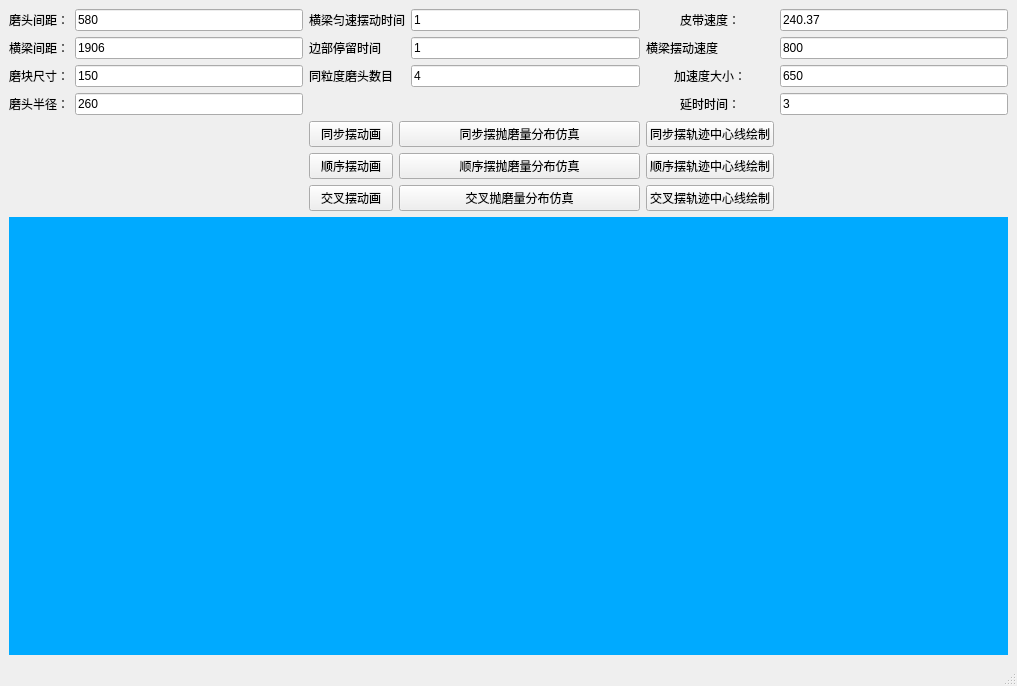
This is double_sim.ui in wuheideyun/PolishingParameterNew as Qt 5 draws it before an edit. The edited form follows.
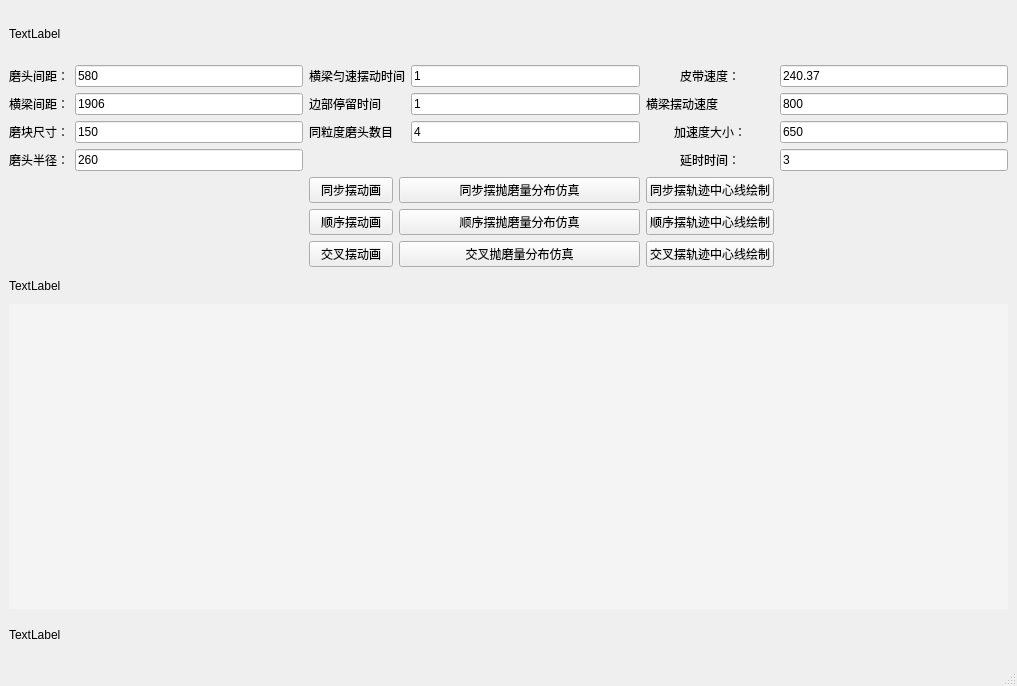
This is the edited form.

```diff
--- a/double_sim.ui
+++ b/double_sim.ui
@@ -15,112 +15,91 @@
   </property>
   <widget class="QWidget" name="centralwidget">
    <layout class="QGridLayout" name="gridLayout">
-    <item row="5" column="2">
-     <widget class="QPushButton" name="Button_animation_order">
+    <item row="1" column="1">
+     <widget class="QLineEdit" name="lineEdit_between">
       <property name="text">
-       <string>顺序摆动画</string>
+       <string>580</string>
       </property>
      </widget>
     </item>
-    <item row="1" column="2" colspan="2">
-     <widget class="QLabel" name="label_stay_time">
+    <item row="4" column="0">
+     <widget class="QLabel" name="label_radius">
       <property name="text">
-       <string>边部停留时间</string>
+       <string>&lt;html&gt;&lt;head/&gt;&lt;body&gt;&lt;p align=&quot;center&quot;&gt;磨头半径：&lt;/p&gt;&lt;/body&gt;&lt;/html&gt;</string>
       </property>
      </widget>
     </item>
-    <item row="0" column="7">
-     <widget class="QLineEdit" name="lineEdit_belt_speed">
-      <property name="text">
-       <string>240.37</string>
-      </property>
-     </widget>
-    </item>
-    <item row="3" column="1">
+    <item row="4" column="1">
      <widget class="QLineEdit" name="lineEdit_radius">
       <property name="text">
        <string>260</string>
       </property>
      </widget>
     </item>
-    <item row="6" column="6">
-     <widget class="QPushButton" name="Button_middle_line_cross">
+    <item row="1" column="6">
+     <widget class="QLabel" name="label_belt_speed">
       <property name="text">
-       <string>交叉摆轨迹中心线绘制</string>
+       <string>&lt;html&gt;&lt;head/&gt;&lt;body&gt;&lt;p align=&quot;center&quot;&gt;皮带速度：&lt;/p&gt;&lt;/body&gt;&lt;/html&gt;</string>
       </property>
      </widget>
     </item>
-    <item row="4" column="6">
-     <widget class="QPushButton" name="Button_middle_line_equal">
+    <item row="3" column="0">
+     <widget class="QLabel" name="label_mod_size">
       <property name="text">
-       <string>同步摆轨迹中心线绘制</string>
+       <string>&lt;html&gt;&lt;head/&gt;&lt;body&gt;&lt;p align=&quot;center&quot;&gt;磨块尺寸：&lt;/p&gt;&lt;/body&gt;&lt;/html&gt;</string>
       </property>
      </widget>
     </item>
-    <item row="1" column="0">
+    <item row="10" column="0" colspan="8">
+     <widget class="QWidget" name="widget" native="true">
+      <property name="styleSheet">
+       <string notr="true">background-color: rgb(244, 244, 244);</string>
+      </property>
+     </widget>
+    </item>
+    <item row="2" column="0">
      <widget class="QLabel" name="label_beam_between">
       <property name="text">
        <string>&lt;html&gt;&lt;head/&gt;&lt;body&gt;&lt;p align=&quot;center&quot;&gt;横梁间距：&lt;/p&gt;&lt;/body&gt;&lt;/html&gt;</string>
       </property>
      </widget>
     </item>
-    <item row="1" column="6">
+    <item row="2" column="6">
      <widget class="QLabel" name="label_beam_speed">
       <property name="text">
        <string>&lt;html&gt;&lt;head/&gt;&lt;body&gt;&lt;p&gt;横梁摆动速度&lt;/p&gt;&lt;/body&gt;&lt;/html&gt;</string>
       </property>
      </widget>
     </item>
-    <item row="2" column="6">
-     <widget class="QLabel" name="label_accelate_speed">
+    <item row="7" column="2">
+     <widget class="QPushButton" name="Button_animation_order">
       <property name="text">
-       <string>&lt;html&gt;&lt;head/&gt;&lt;body&gt;&lt;p align=&quot;center&quot;&gt;加速度大小：&lt;/p&gt;&lt;/body&gt;&lt;/html&gt;</string>
+       <string>顺序摆动画</string>
       </property>
      </widget>
     </item>
-    <item row="4" column="2">
-     <widget class="QPushButton" name="Button_animation_equal">
+    <item row="8" column="6">
+     <widget class="QPushButton" name="Button_middle_line_cross">
       <property name="text">
-       <string>同步摆动画</string>
+       <string>交叉摆轨迹中心线绘制</string>
       </property>
      </widget>
     </item>
-    <item row="2" column="1">
-     <widget class="QLineEdit" name="lineEdit_grind_size">
-      <property name="text">
-       <string>150</string>
-      </property>
-     </widget>
-    </item>
-    <item row="0" column="2" colspan="3">
-     <widget class="QLabel" name="label_beam_constant_time">
-      <property name="text">
-       <string>横梁匀速摆动时间</string>
-      </property>
-     </widget>
-    </item>
-    <item row="4" column="3" colspan="3">
+    <item row="6" column="3" colspan="3">
      <widget class="QPushButton" name="Button_simulation_equal">
       <property name="text">
        <string>同步摆抛磨量分布仿真</string>
       </property>
      </widget>
     </item>
-    <item row="0" column="1">
-     <widget class="QLineEdit" name="lineEdit_between">
+    <item row="3" column="1">
+     <widget class="QLineEdit" name="lineEdit_grind_size">
       <property name="text">
-       <string>580</string>
+       <string>150</string>
       </property>
      </widget>
     </item>
-    <item row="0" column="5">
-     <widget class="QLineEdit" name="lineEdit_constant_time">
-      <property name="text">
-       <string>1</string>
-      </property>
-     </widget>
-    </item>
-    <item row="5" column="6">
+    <item row="7" column="6">
      <widget class="QPushButton" name="Button_middle_line_order">
       <property name="text">
        <string>顺序摆轨迹中心线绘制</string>
@@ -128,114 +107,192 @@
      </widget>
     </item>
     <item row="2" column="7">
-     <widget class="QLineEdit" name="lineEdit_a_speed">
-      <property name="text">
-       <string>650</string>
-      </property>
-     </widget>
-    </item>
-    <item row="6" column="3" colspan="3">
-     <widget class="QPushButton" name="Button_simulation_cross">
-      <property name="text">
-       <string>交叉抛磨量分布仿真</string>
-      </property>
-     </widget>
-    </item>
-    <item row="0" column="0">
-     <widget class="QLabel" name="label_gap">
-      <property name="text">
-       <string>&lt;html&gt;&lt;head/&gt;&lt;body&gt;&lt;p align=&quot;center&quot;&gt;磨头间距：&lt;/p&gt;&lt;/body&gt;&lt;/html&gt;</string>
-      </property>
-     </widget>
-    </item>
-    <item row="5" column="3" colspan="3">
-     <widget class="QPushButton" name="Button_simulation_order">
-      <property name="text">
-       <string>顺序摆抛磨量分布仿真</string>
-      </property>
-     </widget>
-    </item>
-    <item row="1" column="7">
      <widget class="QLineEdit" name="lineEdit_beam_speed">
       <property name="text">
        <string>800</string>
       </property>
      </widget>
     </item>
-    <item row="3" column="0">
-     <widget class="QLabel" name="label_radius">
-      <property name="text">
-       <string>&lt;html&gt;&lt;head/&gt;&lt;body&gt;&lt;p align=&quot;center&quot;&gt;磨头半径：&lt;/p&gt;&lt;/body&gt;&lt;/html&gt;</string>
-      </property>
-     </widget>
-    </item>
-    <item row="7" column="0" colspan="8">
-     <widget class="QWidget" name="widget" native="true">
-      <property name="styleSheet">
-       <string notr="true">background-color: rgb(0, 170, 255);</string>
-      </property>
-     </widget>
-    </item>
-    <item row="6" column="2">
-     <widget class="QPushButton" name="Button_animation_cross">
-      <property name="text">
-       <string>交叉摆动画</string>
-      </property>
-     </widget>
-    </item>
-    <item row="2" column="0">
-     <widget class="QLabel" name="label_mod_size">
-      <property name="text">
-       <string>&lt;html&gt;&lt;head/&gt;&lt;body&gt;&lt;p align=&quot;center&quot;&gt;磨块尺寸：&lt;/p&gt;&lt;/body&gt;&lt;/html&gt;</string>
-      </property>
-     </widget>
-    </item>
-    <item row="0" column="6">
-     <widget class="QLabel" name="label_belt_speed">
-      <property name="text">
-       <string>&lt;html&gt;&lt;head/&gt;&lt;body&gt;&lt;p align=&quot;center&quot;&gt;皮带速度：&lt;/p&gt;&lt;/body&gt;&lt;/html&gt;</string>
-      </property>
-     </widget>
-    </item>
     <item row="1" column="5">
-     <widget class="QLineEdit" name="lineEdit_stay_time">
+     <widget class="QLineEdit" name="lineEdit_constant_time">
       <property name="text">
        <string>1</string>
       </property>
      </widget>
     </item>
-    <item row="1" column="1">
+    <item row="1" column="7">
+     <widget class="QLineEdit" name="lineEdit_belt_speed">
+      <property name="text">
+       <string>240.37</string>
+      </property>
+     </widget>
+    </item>
+    <item row="6" column="2">
+     <widget class="QPushButton" name="Button_animation_equal">
+      <property name="text">
+       <string>同步摆动画</string>
+      </property>
+     </widget>
+    </item>
+    <item row="3" column="2">
+     <widget class="QLabel" name="label_num">
+      <property name="text">
+       <string>同粒度磨头数目</string>
+      </property>
+     </widget>
+    </item>
+    <item row="3" column="5">
+     <widget class="QLineEdit" name="lineEdit_num">
+      <property name="text">
+       <string>4</string>
+      </property>
+     </widget>
+    </item>
+    <item row="2" column="1">
      <widget class="QLineEdit" name="lineEdit_between_beam">
       <property name="text">
        <string>1906</string>
       </property>
      </widget>
     </item>
-    <item row="3" column="7">
+    <item row="11" column="0" colspan="8">
+     <widget class="QLabel" name="label_bottom">
+      <property name="minimumSize">
+       <size>
+        <width>500</width>
+        <height>0</height>
+       </size>
+      </property>
+      <property name="maximumSize">
+       <size>
+        <width>16777215</width>
+        <height>40</height>
+       </size>
+      </property>
+      <property name="text">
+       <string>TextLabel</string>
+      </property>
+     </widget>
+    </item>
+    <item row="3" column="6">
+     <widget class="QLabel" name="label_accelate_speed">
+      <property name="text">
+       <string>&lt;html&gt;&lt;head/&gt;&lt;body&gt;&lt;p align=&quot;center&quot;&gt;加速度大小：&lt;/p&gt;&lt;/body&gt;&lt;/html&gt;</string>
+      </property>
+     </widget>
+    </item>
+    <item row="2" column="2" colspan="2">
+     <widget class="QLabel" name="label_stay_time">
+      <property name="text">
+       <string>边部停留时间</string>
+      </property>
+     </widget>
+    </item>
+    <item row="8" column="2">
+     <widget class="QPushButton" name="Button_animation_cross">
+      <property name="text">
+       <string>交叉摆动画</string>
+      </property>
+     </widget>
+    </item>
+    <item row="1" column="0">
+     <widget class="QLabel" name="label_gap">
+      <property name="text">
+       <string>&lt;html&gt;&lt;head/&gt;&lt;body&gt;&lt;p align=&quot;center&quot;&gt;磨头间距：&lt;/p&gt;&lt;/body&gt;&lt;/html&gt;</string>
+      </property>
+     </widget>
+    </item>
+    <item row="7" column="3" colspan="3">
+     <widget class="QPushButton" name="Button_simulation_order">
+      <property name="text">
+       <string>顺序摆抛磨量分布仿真</string>
+      </property>
+     </widget>
+    </item>
+    <item row="4" column="7">
      <widget class="QLineEdit" name="lineEdit_delay_time">
       <property name="text">
        <string>3</string>
       </property>
      </widget>
     </item>
-    <item row="3" column="6">
+    <item row="6" column="6">
+     <widget class="QPushButton" name="Button_middle_line_equal">
+      <property name="text">
+       <string>同步摆轨迹中心线绘制</string>
+      </property>
+     </widget>
+    </item>
+    <item row="2" column="5">
+     <widget class="QLineEdit" name="lineEdit_stay_time">
+      <property name="text">
+       <string>1</string>
+      </property>
+     </widget>
+    </item>
+    <item row="3" column="7">
+     <widget class="QLineEdit" name="lineEdit_a_speed">
+      <property name="text">
+       <string>650</string>
+      </property>
+     </widget>
+    </item>
+    <item row="0" column="0" colspan="8">
+     <widget class="QLabel" name="label_top">
+      <property name="minimumSize">
+       <size>
+        <width>500</width>
+        <height>0</height>
+       </size>
+      </property>
+      <property name="maximumSize">
+       <size>
+        <width>16777215</width>
+        <height>50</height>
+       </size>
+      </property>
+      <property name="text">
+       <string>TextLabel</string>
+      </property>
+     </widget>
+    </item>
+    <item row="4" column="6">
      <widget class="QLabel" name="label_delay_time">
       <property name="text">
        <string>&lt;html&gt;&lt;head/&gt;&lt;body&gt;&lt;p align=&quot;center&quot;&gt;延时时间：&lt;/p&gt;&lt;/body&gt;&lt;/html&gt;</string>
       </property>
      </widget>
     </item>
-    <item row="2" column="5">
-     <widget class="QLineEdit" name="lineEdit_num">
+    <item row="8" column="3" colspan="3">
+     <widget class="QPushButton" name="Button_simulation_cross">
       <property name="text">
-       <string>4</string>
+       <string>交叉抛磨量分布仿真</string>
       </property>
      </widget>
     </item>
-    <item row="2" column="2">
-     <widget class="QLabel" name="label_num">
+    <item row="1" column="2" colspan="3">
+     <widget class="QLabel" name="label_beam_constant_time">
       <property name="text">
-       <string>同粒度磨头数目</string>
+       <string>横梁匀速摆动时间</string>
+      </property>
+     </widget>
+    </item>
+    <item row="9" column="0" colspan="8">
+     <widget class="QLabel" name="label_middle">
+      <property name="minimumSize">
+       <size>
+        <width>500</width>
+        <height>0</height>
+       </size>
+      </property>
+      <property name="maximumSize">
+       <size>
+        <width>16777215</width>
+        <height>25</height>
+       </size>
+      </property>
+      <property name="text">
+       <string>TextLabel</string>
       </property>
      </widget>
     </item>
```
Left out of the diff: 2 changed lines with no effect on the pictures.
